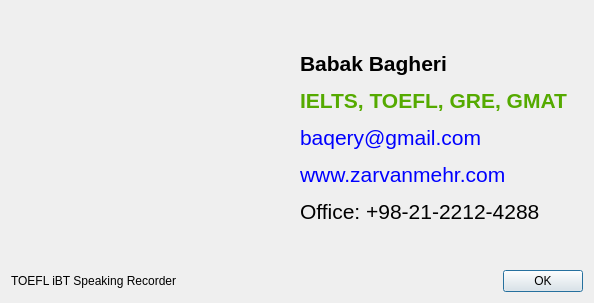
The window that Toefl-Speaking-Recorder/dialogabout.ui (fffaraz/Toefl-Speaking-Recorder) describes before a commit, drawn with Qt 5.
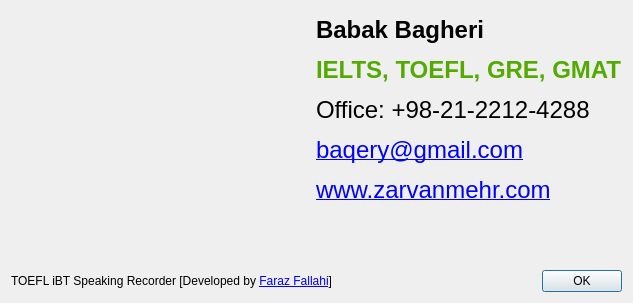
The same window after the commit. Icons and pictures are not drawn.

What changed in the file:
```diff
--- a/Toefl-Speaking-Recorder/dialogabout.ui
+++ b/Toefl-Speaking-Recorder/dialogabout.ui
@@ -6,7 +6,7 @@
    <rect>
     <x>0</x>
     <y>0</y>
-    <width>594</width>
+    <width>633</width>
     <height>303</height>
    </rect>
   </property>
@@ -32,7 +32,7 @@
      <item>
       <widget class="QLabel" name="label_2">
        <property name="text">
-        <string>&lt;html&gt;&lt;head/&gt;&lt;body&gt;&lt;p&gt;&lt;span style=&quot; font-size:16pt; font-weight:600;&quot;&gt;Babak Bagheri&lt;/span&gt;&lt;/p&gt;&lt;p&gt;&lt;span style=&quot; font-size:16pt; font-weight:600; color:#55aa00;&quot;&gt;IELTS, TOEFL, GRE, GMAT&lt;/span&gt;&lt;/p&gt;&lt;p&gt;&lt;span style=&quot; font-size:16pt; color:#0000ff;&quot;&gt;baqery@gmail.com&lt;/span&gt;&lt;/p&gt;&lt;p&gt;&lt;span style=&quot; font-size:16pt; color:#0000ff;&quot;&gt;www.zarvanmehr.com&lt;/span&gt;&lt;/p&gt;&lt;p&gt;&lt;span style=&quot; font-size:16pt;&quot;&gt;Office: +98-21-2212-4288&lt;/span&gt;&lt;/p&gt;&lt;/body&gt;&lt;/html&gt;</string>
+        <string>&lt;html&gt;&lt;head/&gt;&lt;body&gt;&lt;p&gt;&lt;span style=&quot; font-size:18pt; font-weight:600;&quot;&gt;Babak Bagheri&lt;/span&gt;&lt;/p&gt;&lt;p&gt;&lt;span style=&quot; font-size:18pt; font-weight:600; color:#55aa00;&quot;&gt;IELTS, TOEFL, GRE, GMAT&lt;/span&gt;&lt;/p&gt;&lt;p&gt;&lt;span style=&quot; font-size:18pt;&quot;&gt;Office: +98-21-2212-4288&lt;/span&gt;&lt;/p&gt;&lt;p&gt;&lt;a href=&quot;mailto:baqery@gmail.com&quot;&gt;&lt;span style=&quot; font-size:18pt; color:#0000ff;&quot;&gt;baqery@gmail.com&lt;/span&gt;&lt;/a&gt;&lt;/p&gt;&lt;p&gt;&lt;a href=&quot;http://zarvanmehr.com&quot;&gt;&lt;span style=&quot; font-size:18pt; color:#0000ff;&quot;&gt;www.zarvanmehr.com&lt;/span&gt;&lt;/a&gt;&lt;/p&gt;&lt;p&gt;&lt;span style=&quot; font-size:18pt;&quot;&gt;&lt;br/&gt;&lt;/span&gt;&lt;/p&gt;&lt;/body&gt;&lt;/html&gt;</string>
        </property>
       </widget>
      </item>
@@ -43,7 +43,7 @@
      <item>
       <widget class="QLabel" name="label_3">
        <property name="text">
-        <string>TOEFL iBT Speaking Recorder</string>
+        <string>&lt;html&gt;&lt;head/&gt;&lt;body&gt;&lt;p&gt;TOEFL iBT Speaking Recorder [Developed by &lt;a href=&quot;http://frz.ir&quot;&gt;Faraz Fallahi&lt;/a&gt;]&lt;/p&gt;&lt;/body&gt;&lt;/html&gt;</string>
        </property>
       </widget>
      </item>
```
Left out of the diff: 4 changed lines with no effect on the pictures.
